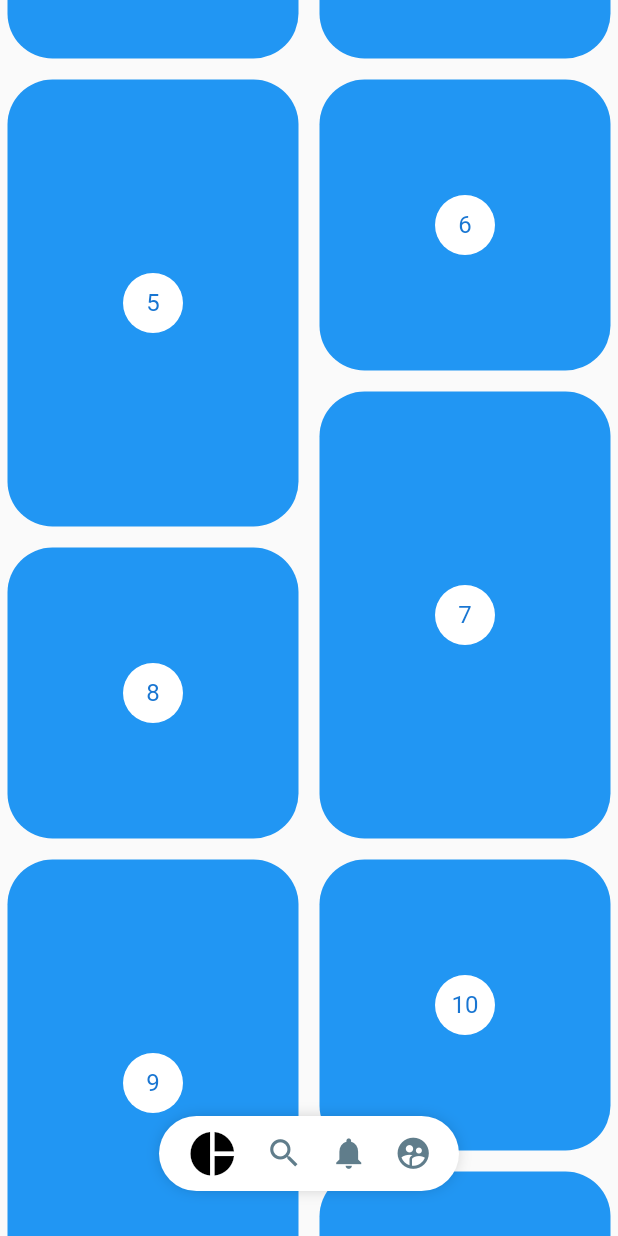
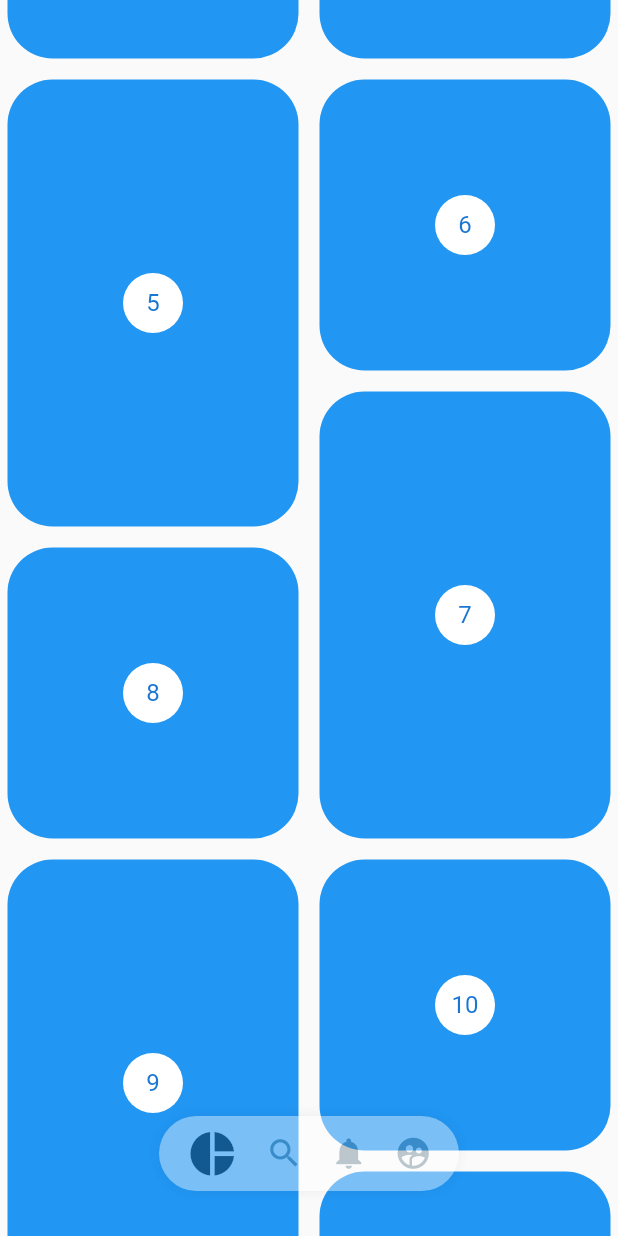
Before and after one commit to gvillegasc/header-style-flutter, a Flutter app: the screen it shows after launch, scrolled down 576 dp, on a phone screen of 412 x 824 dp. Run offline on Flutter 3.47's test engine with Material 2 defaults, Android fonts, the phone set to English and light mode, and no system bars; our stand-ins replace flutter_svg.

```diff
--- a/lib/src/pages/pinterest_page.dart
+++ b/lib/src/pages/pinterest_page.dart
@@ -1,17 +1,21 @@
 import 'package:flutter/material.dart';
 import 'package:flutter_staggered_grid_view/flutter_staggered_grid_view.dart';
 import 'package:header_style/src/widgets/pinterest_menu.dart';
+import 'package:provider/provider.dart';
 
 class PinterestPage extends StatelessWidget {
   @override
   Widget build(BuildContext context) {
-    return Scaffold(
-        body: Stack(
-      children: <Widget>[
-        PinterestGrid(),
-        _PinterestMenuLocation(),
-      ],
-    ));
+    return ChangeNotifierProvider(
+      create: (_) => new _MenuModel(),
+      child: Scaffold(
+          body: Stack(
+        children: <Widget>[
+          PinterestGrid(),
+          _PinterestMenuLocation(),
+        ],
+      )),
+    );
   }
 }
 
@@ -19,13 +23,15 @@ class _PinterestMenuLocation extends StatelessWidget {
   @override
   Widget build(BuildContext context) {
     final widthPantalla = MediaQuery.of(context).size.width;
-
+    final mostrar = Provider.of<_MenuModel>(context).mostrar;
     return Positioned(
       bottom: 30,
       child: Container(
         width: widthPantalla,
         child: Align(
-          child: PinterestMenu(),
+          child: PinterestMenu(
+            mostrar: mostrar,
+          ),
         ),
       ),
     );
@@ -46,9 +52,9 @@ class _PinterestGridState extends State<PinterestGrid> {
   void initState() {
     controller.addListener(() {
       if (controller.offset > scrollAnterior) {
-        print("Ocultar menu");
+        Provider.of<_MenuModel>(context, listen: false).mostrar = false;
       } else {
-        print("Mostrar menu");
+        Provider.of<_MenuModel>(context, listen: false).mostrar = true;
       }
       scrollAnterior = controller.offset;
     });
@@ -95,3 +101,13 @@ class _PinterestItem extends StatelessWidget {
         ));
   }
 }
+
+class _MenuModel with ChangeNotifier {
+  bool _mostrar = true;
+  bool get mostrar => this._mostrar;
+
+  set mostrar(bool valor) {
+    this._mostrar = valor;
+    notifyListeners();
+  }
+}
--- a/lib/src/widgets/pinterest_menu.dart
+++ b/lib/src/widgets/pinterest_menu.dart
@@ -9,6 +9,10 @@ class PinterestButton {
 }
 
 class PinterestMenu extends StatelessWidget {
+  final bool mostrar;
+
+  PinterestMenu({this.mostrar = true});
+
   final List<PinterestButton> items = [
     PinterestButton(
         icon: Icons.pie_chart,
@@ -36,8 +40,12 @@ class PinterestMenu extends StatelessWidget {
   Widget build(BuildContext context) {
     return ChangeNotifierProvider(
       create: (_) => new _MenuModel(),
-      child: _PinterestMenuBackground(
-        child: _MenuItems(items),
+      child: AnimatedOpacity(
+        duration: Duration(milliseconds: 500),
+        opacity: (mostrar) ? 1 : 0,
+        child: _PinterestMenuBackground(
+          child: _MenuItems(items),
+        ),
       ),
     );
   }
```
